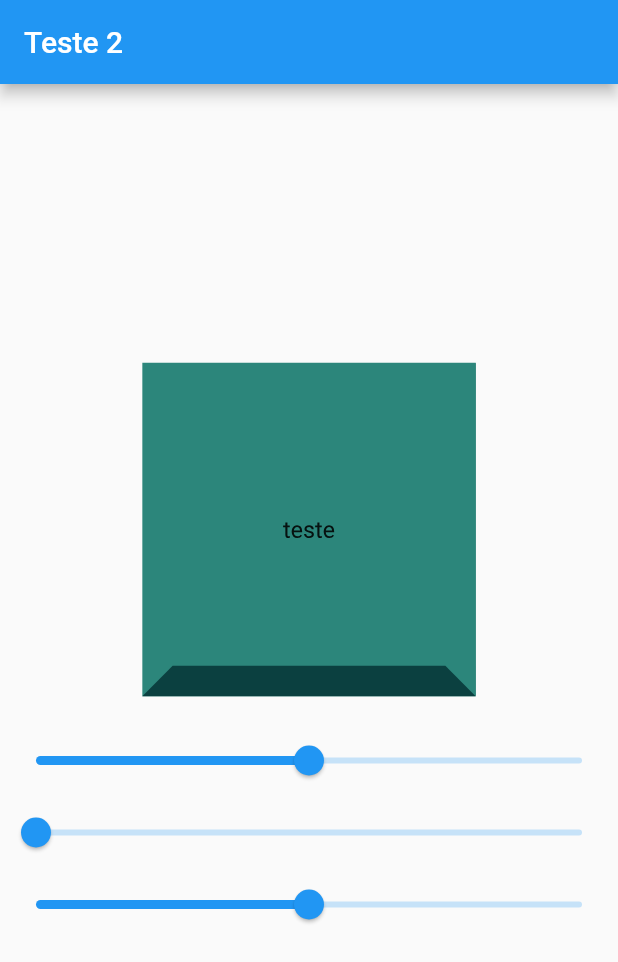
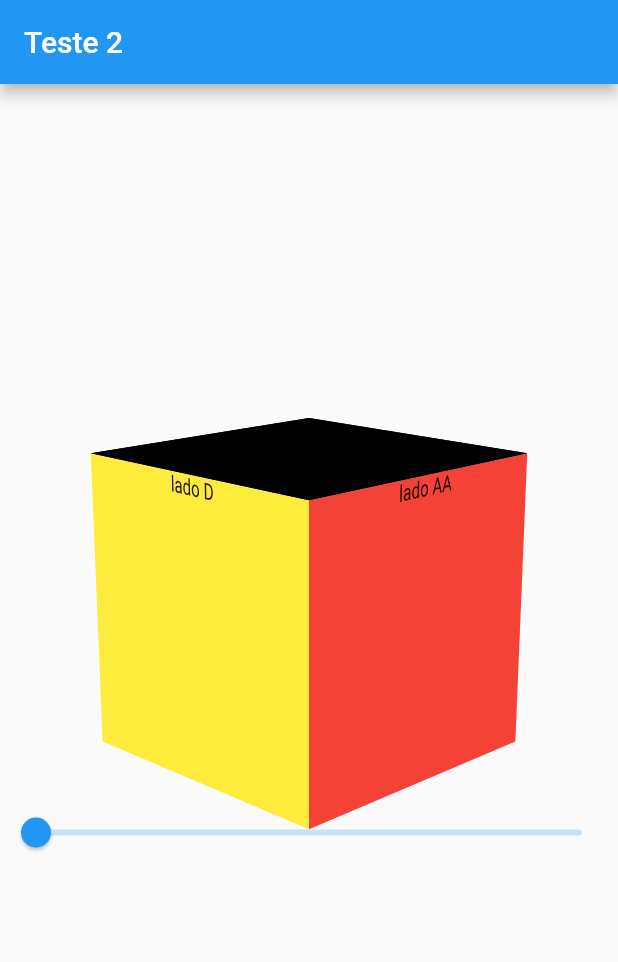
Before and after one commit to lucasbarretoluz/calculateInkQuantity, a Flutter app: the screen it shows after launch, on a phone screen of 412 x 824 dp. Shown: the top 962 px of the screen. Run offline on Flutter 3.47's test engine with Material 2 defaults, Android fonts, the phone set to English and light mode, and no system bars.

Commit message:
Cubo girando e mostrando as faces corretamente

```diff
--- /dev/null
+++ b/lib/view/components/cube.dart
@@ -0,0 +1,117 @@
+import 'dart:math';
+
+import 'package:flutter/cupertino.dart';
+import 'package:flutter/material.dart';
+
+class Cube extends StatelessWidget {
+  double rx, ry;
+
+  Cube({
+    super.key,
+    this.rx = 0.0,
+    ry,
+  }) : ry = ry % (pi * 2);
+
+  @override
+  Widget build(BuildContext context) {
+    final List<Widget> childrens;
+    late final sideA = Transform(
+      //Front
+      transform: Matrix4.identity()
+        ..translate(0.0, 0.0, -100.0)
+        ..rotateY(2 * pi),
+      alignment: Alignment.center,
+      child: Container(
+        color: Colors.red,
+        height: 200,
+        width: 200,
+        child: const Text(
+          "lado AA",
+          textAlign: TextAlign.center,
+        ),
+      ),
+    );
+
+    late final sideB = Transform(
+      //port
+      transform: Matrix4.identity()
+        ..translate(100.0, 0.0, 0.0)
+        ..rotateY(-pi / 2),
+      alignment: Alignment.center,
+      child: Container(
+        color: Colors.green,
+        height: 200,
+        width: 200,
+        child: const Text(
+          "lado B",
+          textAlign: TextAlign.center,
+        ),
+      ),
+    );
+
+    late final sideC = Transform(
+      //back
+      transform: Matrix4.identity()
+        ..translate(0.0, 0.0, 100.0)
+        ..rotateY(pi),
+      alignment: Alignment.center,
+      child: Container(
+        color: Colors.purple,
+        height: 200,
+        width: 200,
+        child: const Text(
+          "lado C",
+          textAlign: TextAlign.center,
+        ),
+      ),
+    );
+
+    late final sideD = Transform(
+      //port
+      transform: Matrix4.identity()
+        ..translate(-100.0, 0.0, 0.0)
+        ..rotateY(pi / 2),
+      alignment: Alignment.center,
+      child: Container(
+        color: Colors.yellow,
+        height: 200,
+        width: 200,
+        child: const Text(
+          "lado D",
+          textAlign: TextAlign.center,
+        ),
+      ),
+    );
+
+    late final topSide = Transform(
+      transform: Matrix4.identity()
+        ..translate(0.0, -100.0, 0.0)
+        ..rotateX(-pi / 2),
+      alignment: Alignment.center,
+      child: Container(
+        color: Colors.black,
+        height: 200,
+        width: 200,
+      ),
+    );
+
+    if (ry < pi / 4) {
+      childrens = [sideB, sideA];
+    } else if (ry < pi / 2) {
+      childrens = [sideB, sideA, topSide];
+    } else if (ry < 3 * pi / 4) {
+      childrens = [sideC, sideB, topSide];
+    } else if (ry < pi) {
+      childrens = [sideB, sideC, topSide];
+    } else if (ry < 5 * pi / 4) {
+      childrens = [sideD, sideC, topSide];
+    } else if (ry < 3 * pi / 2) {
+      childrens = [sideC, sideD, topSide];
+    } else {
+      childrens = [sideD, sideA, topSide];
+    }
+
+    childrens.add(topSide);
+    return Stack(children: childrens);
+  }
+}
--- a/lib/view/home_page.dart
+++ b/lib/view/home_page.dart
@@ -2,7 +2,7 @@ import 'dart:math';
 import 'package:flutter/material.dart';
 import 'package:flutter/rendering.dart';
 
-import 'components/cube_3d.dart';
+import 'components/cube.dart';
 
 class HomePage extends StatefulWidget {
   const HomePage({super.key, required this.title});
@@ -11,7 +11,7 @@ class HomePage extends StatefulWidget {
   State<HomePage> createState() => _HomePageState();
 }
 
-double rx = 0.0, ry = 0.0, rz = 0.0;
+double rx = -6, ry = -pi / 4, rz = 2 * pi;
 
 class _HomePageState extends State<HomePage> {
   @override
@@ -19,11 +19,9 @@ class _HomePageState extends State<HomePage> {
     print("RX: $rx, RY: $ry, RZ: $rz");
     return GestureDetector(
       onPanUpdate: (details) {
-        rx += details.delta.dx * 0.01;
-        ry += details.delta.dy * 0.01;
+        ry += details.delta.dy * 0.1;
         setState(() {
-          rx %= pi * 2;
-          ry %= pi * 2;
+          ry %= pi + pi / 4;
         });
         // setState(() => _offset += details.delta);
       },
@@ -34,36 +32,27 @@ class _HomePageState extends State<HomePage> {
         body: Column(
           mainAxisAlignment: MainAxisAlignment.center,
           children: [
-            Cube3D(
-              height: 200,
-              width: 200,
-              depth: 200,
-              rotateX: rx,
-              rotateY: ry,
-            ),
+            Transform(
+                transform: Matrix4.identity()
+                  ..setEntry(3, 2, 0.001)
+                  // ..rotateX(_offset.dy * pi / 180)
+                  //..rotateY(_offset.dx * pi / 180),
+                  ..rotateX(rx)
+                  ..rotateY(ry)
+                  ..rotateZ(rz),
+                alignment: Alignment.center,
+                child: Center(
+                    child: Cube(
+                  rx: rx,
+                  ry: ry,
+                ))),
             const SizedBox(height: 30),
             Slider(
-              value: rx,
-              min: pi * -2,
-              max: pi * 2,
-              onChanged: ((value) => setState(() {
-                    rx = value;
-                  })),
-            ),
-            Slider(
               value: ry,
-              min: 0,
+              min: -pi / 4,
               max: pi + pi / 4,
               onChanged: ((value) => setState(() {
                     ry = value;
-                  })),
-            ),
-            Slider(
-              value: rz,
-              min: pi * -2,
-              max: pi * 2,
-              onChanged: ((value) => setState(() {
-                    rz = value;
                   })),
             ),
           ],
@@ -72,110 +61,3 @@ class _HomePageState extends State<HomePage> {
     );
   }
 }
-
-class Cube extends StatelessWidget {
-  const Cube({super.key});
-
-  @override
-  Widget build(BuildContext context) {
-    final List<Widget> childrens;
-    late final sideA = Transform(
-      //Front
-      transform: Matrix4.identity()
-        ..translate(0.0, 0.0, -100.0)
-        ..rotateY(2 * pi),
-      alignment: Alignment.center,
-      child: Container(
-        color: Colors.red,
-        height: 200,
-        width: 200,
-        child: const Text(
-          "lado A",
-          textAlign: TextAlign.center,
-        ),
-      ),
-    );
-
-    late final sideB = Transform(
-      //port
-      transform: Matrix4.identity()
-        ..translate(100.0, 0.0, 0.0)
-        ..rotateY(-pi / 2),
-      alignment: Alignment.center,
-      child: Container(
-        color: Colors.green,
-        height: 200,
-        width: 200,
-        child: const Text(
-          "lado B",
-          textAlign: TextAlign.center,
-        ),
-      ),
-    );
-
-    late final sideC = Transform(
-      //back
-      transform: Matrix4.identity()
-        ..translate(0.0, 0.0, 100.0)
-        ..rotateY(pi),
-      alignment: Alignment.center,
-      child: Container(
-        color: Colors.purple,
-        height: 200,
-        width: 200,
-        child: const Text(
-          "lado C",
-          textAlign: TextAlign.center,
-        ),
-      ),
-    );
-
-    late final sideD = Transform(
-      //port
-      transform: Matrix4.identity()
-        ..translate(-100.0, 0.0, 0.0)
-        ..rotateY(pi / 2),
-      alignment: Alignment.center,
-      child: Container(
-        color: Colors.yellow,
-        height: 200,
-        width: 200,
-        child: const Text(
-          "lado D",
-          textAlign: TextAlign.center,
-        ),
-      ),
-    );
-
-    late final topSide = Transform(
-      transform: Matrix4.identity()
-        ..translate(0.0, -100.0, 0.0)
-        ..rotateX(-pi / 2),
-      alignment: Alignment.center,
-      child: Container(
-        color: Colors.black,
-        height: 200,
-        width: 200,
-      ),
-    );
-
-    if (ry < pi / 4) {
-      childrens = [sideB, sideA];
-    } else if (ry < pi / 2) {
-      childrens = [sideB, sideA, topSide];
-    } else if (ry < 3 * pi / 4) {
-      childrens = [sideC, sideB, topSide];
-    } else if (ry < pi) {
-      childrens = [sideB, sideC, topSide];
-    } else if (ry < 5 * pi / 4) {
-      childrens = [sideD, sideC, topSide];
-    } else if (ry < 3 * pi / 2) {
-      childrens = [sideC, sideD, topSide];
-    } else {
-      childrens = [sideD, sideA, topSide];
-    }
-
-    childrens.add(topSide);
-    return Stack(children: childrens);
-  }
-}
```
